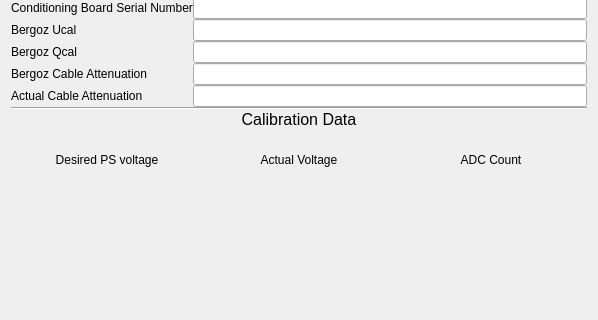
slaclab/BunchChargeMonitor, file bcmApp/ui/bergozCalibration.ui: the form before one commit; both pictures show x 0 to 598 and y 197 to 517 of the 598 by 640 pixel window.
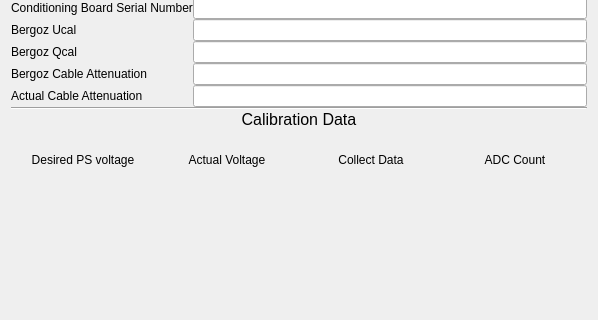
The form after the commit. Custom widgets are drawn as their Qt base class.

Commit message: Updated UI to display bergoz calibration values

```diff
--- a/bcmApp/ui/bergozCalibration.ui
+++ b/bcmApp/ui/bergozCalibration.ui
@@ -253,6 +253,16 @@
          </property>
         </widget>
        </item>
+       <item>
+        <widget class="QLabel" name="label_14">
+         <property name="text">
+          <string>Collect Data</string>
+         </property>
+         <property name="alignment">
+          <set>Qt::AlignCenter</set>
+         </property>
+        </widget>
+       </item>
        <item>
         <widget class="QLabel" name="label_3">
          <property name="text">
```
The commit also changes 1 other file.
